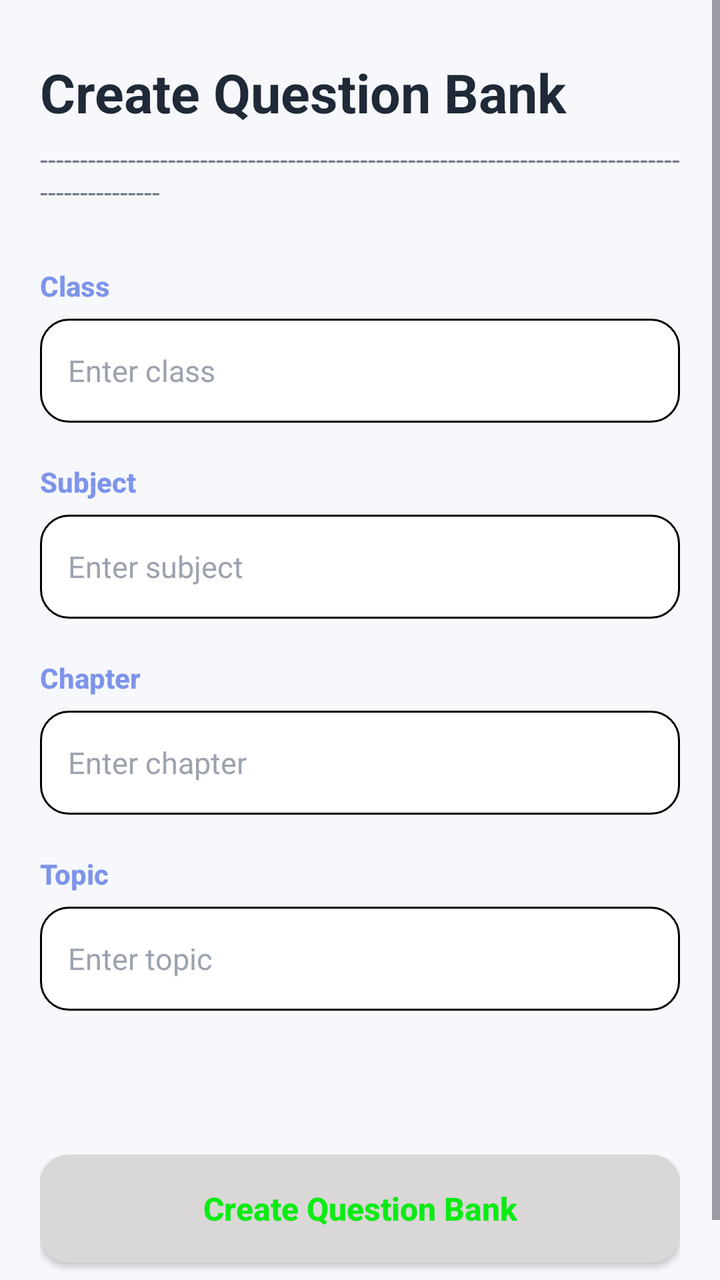
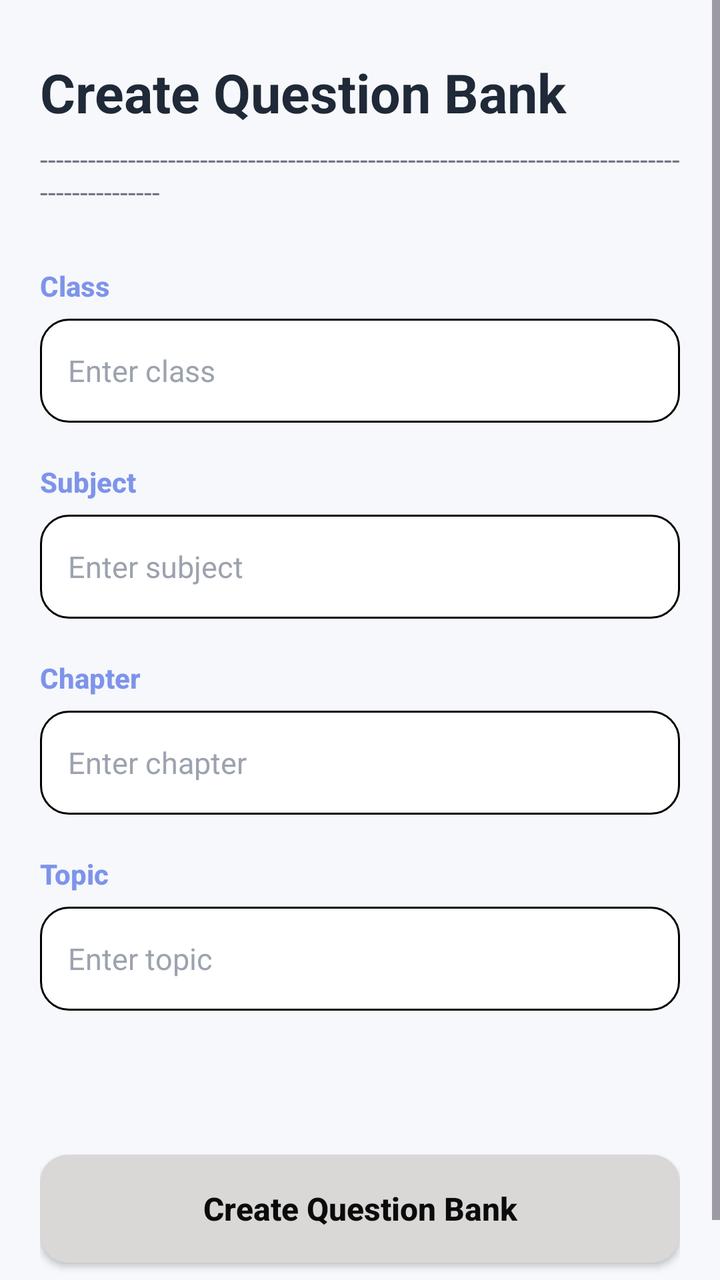

Compare the two renders of this Android layout. The source of the first and the diff that turns it into the second are given below.
<!-- AndroidManifest.xml: application theme Theme.EduQuiz -->
<!-- res/layout/activity_create_question_bank.xml -->
<?xml version="1.0" encoding="utf-8"?>
<ScrollView
    xmlns:android="http://schemas.android.com/apk/res/android"
    xmlns:app="http://schemas.android.com/apk/res-auto"
    android:layout_width="match_parent"
    android:layout_height="match_parent"
    android:background="#F7F8FC"
    android:fillViewport="true">

    <LinearLayout
        android:layout_width="match_parent"
        android:layout_height="wrap_content"
        android:orientation="vertical"
        android:padding="20dp">

        
        <TextView
            android:layout_width="match_parent"
            android:layout_height="wrap_content"
            android:text="Create Question Bank"
            android:textColor="#1F2937"
            android:textSize="27sp"
            android:textStyle="bold"
            android:fontFamily="sans-serif"
            android:layout_marginTop="8dp"
            android:layout_marginBottom="6dp"/>

        <TextView
            android:layout_width="match_parent"
            android:layout_height="wrap_content"
            android:text="-----------------------------------------------------------------------------------------------"
            android:textColor="#6B7280"
            android:textSize="14sp"
            android:fontFamily="sans-serif"
            android:layout_marginBottom="28dp"/>


        
        <TextView
            android:layout_width="match_parent"
            android:layout_height="wrap_content"
            android:text="Class"
            android:textColor="@color/blue"
            android:textSize="14sp"
            android:textStyle="bold"
            android:fontFamily="sans-serif-medium"
            android:layout_marginBottom="7dp"/>

        <EditText
            android:id="@+id/etCreateQBClass"
            android:layout_width="match_parent"
            android:layout_height="52dp"
            android:hint="Enter class"
            android:textColor="#1F2937"
            android:textColorHint="#9CA3AF"
            android:textSize="15sp"
            android:fontFamily="sans-serif"
            android:inputType="text"
            android:singleLine="true"
            android:paddingStart="14dp"
            android:paddingEnd="14dp"
            android:background="@drawable/edit2"
            android:layout_marginBottom="20dp"/>


        
        <TextView
            android:layout_width="match_parent"
            android:layout_height="wrap_content"
            android:text="Subject"
            android:textColor="@color/blue"
            android:textSize="14sp"
            android:textStyle="bold"
            android:fontFamily="sans-serif-medium"
            android:layout_marginBottom="7dp"/>

        <EditText
            android:id="@+id/etCreateQBSubject"
            android:layout_width="match_parent"
            android:layout_height="52dp"
            android:hint="Enter subject"
            android:textColor="#1F2937"
            android:textColorHint="#9CA3AF"
            android:textSize="15sp"
            android:fontFamily="sans-serif"
            android:inputType="text"
            android:singleLine="true"
            android:paddingStart="14dp"
            android:paddingEnd="14dp"
            android:background="@drawable/edit2"
            android:layout_marginBottom="20dp"/>


        
        <TextView
            android:layout_width="match_parent"
            android:layout_height="wrap_content"
            android:text="Chapter"
            android:textColor="@color/blue"
            android:textSize="14sp"
            android:textStyle="bold"
            android:fontFamily="sans-serif-medium"
            android:layout_marginBottom="7dp"/>

        <EditText
            android:id="@+id/etCreateQBChapter"
            android:layout_width="match_parent"
            android:layout_height="52dp"
            android:hint="Enter chapter"
            android:textColor="#1F2937"
            android:textColorHint="#9CA3AF"
            android:textSize="15sp"
            android:fontFamily="sans-serif"
            android:inputType="text"
            android:singleLine="true"
            android:paddingStart="14dp"
            android:paddingEnd="14dp"
            android:background="@drawable/edit2"
            android:layout_marginBottom="20dp"/>


        
        <TextView
            android:layout_width="match_parent"
            android:layout_height="wrap_content"
            android:text="Topic"
            android:textColor="@color/blue"
            android:textSize="14sp"
            android:textStyle="bold"
            android:fontFamily="sans-serif-medium"
            android:layout_marginBottom="7dp"/>

        <EditText
            android:id="@+id/etCreateQBTopic"
            android:layout_width="match_parent"
            android:layout_height="52dp"
            android:hint="Enter topic"
            android:textColor="#1F2937"
            android:textColorHint="#9CA3AF"
            android:textSize="15sp"
            android:fontFamily="sans-serif"
            android:inputType="text"
            android:singleLine="true"
            android:paddingStart="14dp"
            android:paddingEnd="14dp"
            android:background="@drawable/edit2"
            android:layout_marginBottom="32dp"/>


        
        <androidx.appcompat.widget.AppCompatButton
            android:id="@+id/btnCreateQuestionBank"
            android:layout_width="match_parent"
            android:layout_height="54dp"
            android:text="Create Question Bank"
            android:textColor="#0AEB13"
            android:textSize="16sp"
            android:textStyle="bold"
            android:fontFamily="sans-serif-medium"
            android:textAllCaps="false"
            android:background="@drawable/button_bg"
            android:backgroundTint="@color/gray2"
            android:elevation="3dp"
            android:layout_marginTop="40dp"
            android:layout_marginBottom="20dp"/>

    </LinearLayout>

</ScrollView>
<!-- resources referenced by this layout -->
<resources>
  <color name="blue">#7D94EB</color>
  <color name="gray2">#DAD7D7</color>
  <!-- drawable button_bg (drawable) -->
  <?xml version="1.0" encoding="utf-8"?>
  <selector xmlns:android="http://schemas.android.com/apk/res/android">
  
      
      <item android:state_pressed="true">
          <shape android:shape="rectangle">
              <solid android:color="#4549C9" />
              <corners android:radius="14dp" />
              <padding
                  android:left="20dp"
                  android:top="12dp"
                  android:right="20dp"
                  android:bottom="12dp" />
          </shape>
      </item>
  
      
      <item>
          <shape android:shape="rectangle">
              <solid android:color="#b7efe2" />
              <corners android:radius="14dp" />
              <padding
                  android:left="20dp"
                  android:top="12dp"
                  android:right="20dp"
                  android:bottom="12dp" />
          </shape>
      </item>
  
  </selector>
  <!-- drawable edit2 (drawable) -->
  <?xml version="1.0" encoding="utf-8"?>
  <shape xmlns:android="http://schemas.android.com/apk/res/android">
      <corners android:radius="14dp"/>
      <stroke android:color="@color/black" android:width="0.9dp"/>
      <solid android:color="@color/white"/>
      <size android:height="10dp"/>
  </shape>
  <style name="Theme.EduQuiz" parent="Base.Theme.EduQuiz" />
  <color name="black">#FF000000</color>
  <color name="white">#FFFFFFFF</color>
  <style name="Base.Theme.EduQuiz" parent="Theme.Material3.DayNight.NoActionBar">
          
          
      </style>
</resources>

<!-- the commit's change to res/layout/activity_create_question_bank.xml (unified diff, before → after) -->
@@ -153,7 +153,7 @@
             android:layout_width="match_parent"
             android:layout_height="54dp"
             android:text="Create Question Bank"
-            android:textColor="#0AEB13"
+            android:textColor="#0A0B0A"
             android:textSize="16sp"
             android:textStyle="bold"
             android:fontFamily="sans-serif-medium"
